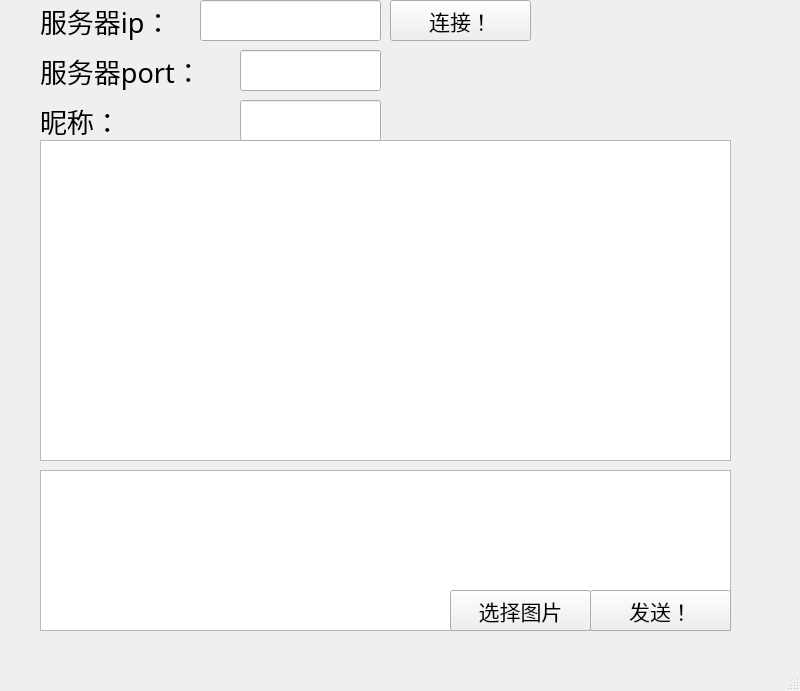
Old version of the form Client/client/mainwindow.ui in the repository C1009919253/Talk_Together_TCP.
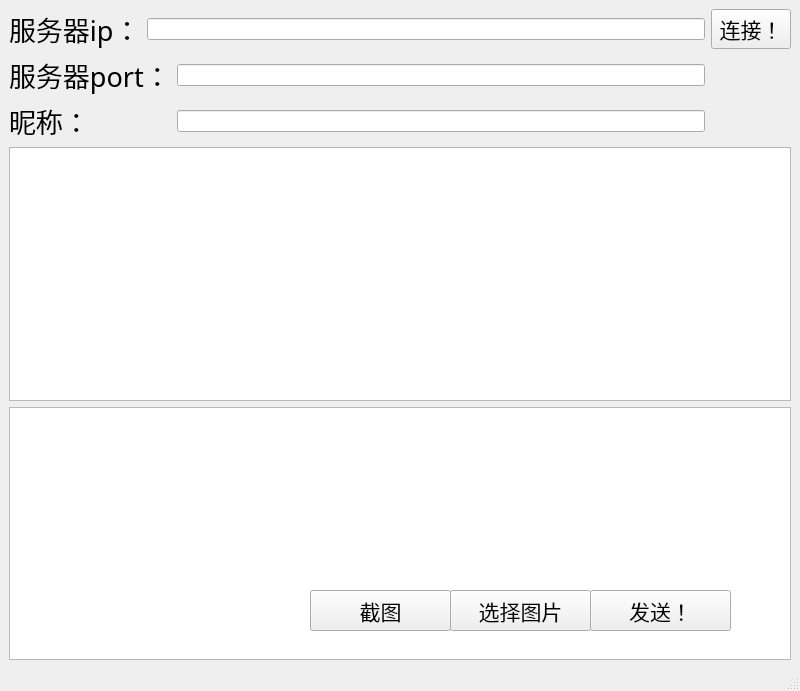
New version of the form.

What changed in the file:
```diff
--- a/Client/client/mainwindow.ui
+++ b/Client/client/mainwindow.ui
@@ -14,15 +14,9 @@
    <string>MainWindow</string>
   </property>
   <widget class="QWidget" name="centralwidget">
-   <widget class="QLabel" name="label_3">
-    <property name="geometry">
-     <rect>
-      <x>40</x>
-      <y>50</y>
-      <width>191</width>
-      <height>41</height>
-     </rect>
-    </property>
+   <layout class="QGridLayout" name="gridLayout">
+    <item row="0" column="0">
+     <widget class="QLabel" name="label">
     <property name="font">
      <font>
       <family>楷体</family>
@@ -30,18 +24,15 @@
      </font>
     </property>
     <property name="text">
-     <string>服务器port：</string>
-    </property>
-   </widget>
+       <string>服务器ip：</string>
+      </property>
+     </widget>
+    </item>
+    <item row="0" column="1" colspan="2">
+     <widget class="QLineEdit" name="serverip"/>
+    </item>
+    <item row="0" column="3">
    <widget class="QPushButton" name="connect">
-    <property name="geometry">
-     <rect>
-      <x>390</x>
-      <y>0</y>
-      <width>141</width>
-      <height>41</height>
-     </rect>
-    </property>
     <property name="font">
      <font>
       <family>楷体</family>
@@ -52,6 +43,46 @@
      <string>连接！</string>
     </property>
    </widget>
+    </item>
+    <item row="1" column="0" colspan="2">
+     <widget class="QLabel" name="label_3">
+      <property name="font">
+       <font>
+        <family>楷体</family>
+        <pointsize>20</pointsize>
+       </font>
+      </property>
+      <property name="text">
+       <string>服务器port：</string>
+      </property>
+     </widget>
+    </item>
+    <item row="1" column="2">
+     <widget class="QLineEdit" name="serverport"/>
+    </item>
+    <item row="2" column="0" colspan="2">
+     <widget class="QLabel" name="label_4">
+      <property name="font">
+       <font>
+        <family>楷体</family>
+        <pointsize>20</pointsize>
+       </font>
+      </property>
+      <property name="text">
+       <string>昵称：</string>
+      </property>
+     </widget>
+    </item>
+    <item row="2" column="2">
+     <widget class="QLineEdit" name="nickname"/>
+    </item>
+    <item row="3" column="0" colspan="4">
+     <widget class="QTextBrowser" name="information"/>
+    </item>
+    <item row="4" column="0" colspan="4">
+     <widget class="QTextEdit" name="message"/>
+    </item>
+   </layout>
    <widget class="QPushButton" name="send">
     <property name="geometry">
      <rect>
@@ -71,65 +102,6 @@
      <string>发送！</string>
     </property>
    </widget>
-   <widget class="QTextBrowser" name="information">
-    <property name="geometry">
-     <rect>
-      <x>40</x>
-      <y>140</y>
-      <width>691</width>
-      <height>321</height>
-     </rect>
-    </property>
-   </widget>
-   <widget class="QLineEdit" name="serverport">
-    <property name="geometry">
-     <rect>
-      <x>240</x>
-      <y>50</y>
-      <width>141</width>
-      <height>41</height>
-     </rect>
-    </property>
-   </widget>
-   <widget class="QLabel" name="label">
-    <property name="geometry">
-     <rect>
-      <x>40</x>
-      <y>0</y>
-      <width>171</width>
-      <height>41</height>
-     </rect>
-    </property>
-    <property name="font">
-     <font>
-      <family>楷体</family>
-      <pointsize>20</pointsize>
-     </font>
-    </property>
-    <property name="text">
-     <string>服务器ip：</string>
-    </property>
-   </widget>
-   <widget class="QTextEdit" name="message">
-    <property name="geometry">
-     <rect>
-      <x>40</x>
-      <y>470</y>
-      <width>691</width>
-      <height>161</height>
-     </rect>
-    </property>
-   </widget>
-   <widget class="QLineEdit" name="serverip">
-    <property name="geometry">
-     <rect>
-      <x>200</x>
-      <y>0</y>
-      <width>181</width>
-      <height>41</height>
-     </rect>
-    </property>
-   </widget>
    <widget class="QPushButton" name="select_image">
     <property name="geometry">
      <rect>
@@ -149,33 +121,23 @@
      <string>选择图片</string>
     </property>
    </widget>
-   <widget class="QLabel" name="label_4">
+   <widget class="QPushButton" name="screenshot">
     <property name="geometry">
      <rect>
-      <x>40</x>
-      <y>100</y>
-      <width>191</width>
+      <x>310</x>
+      <y>590</y>
+      <width>141</width>
       <height>41</height>
      </rect>
     </property>
     <property name="font">
      <font>
       <family>楷体</family>
-      <pointsize>20</pointsize>
+      <pointsize>16</pointsize>
      </font>
     </property>
     <property name="text">
-     <string>昵称：</string>
-    </property>
-   </widget>
-   <widget class="QLineEdit" name="nickname">
-    <property name="geometry">
-     <rect>
-      <x>240</x>
-      <y>100</y>
-      <width>141</width>
-      <height>41</height>
-     </rect>
+     <string>截图</string>
     </property>
    </widget>
    <zorder>message</zorder>
@@ -189,6 +151,7 @@
    <zorder>select_image</zorder>
    <zorder>label_4</zorder>
    <zorder>nickname</zorder>
+   <zorder>screenshot</zorder>
   </widget>
   <widget class="QMenuBar" name="menubar">
    <property name="geometry">
@@ -196,7 +159,7 @@
      <x>0</x>
      <y>0</y>
      <width>800</width>
-     <height>23</height>
+     <height>28</height>
     </rect>
    </property>
   </widget>
```
Lines whose indentation alone changed are shown as unchanged.
